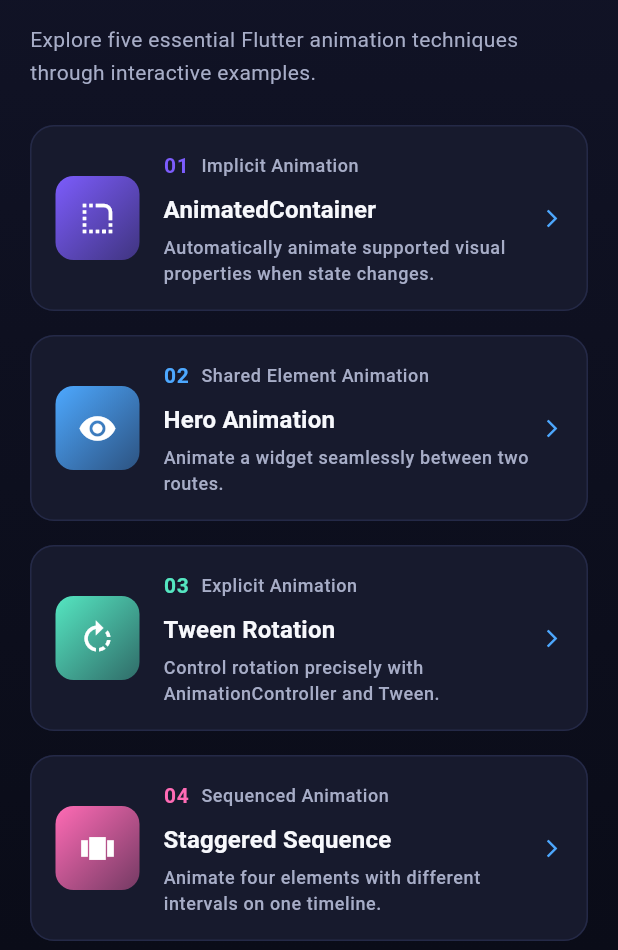
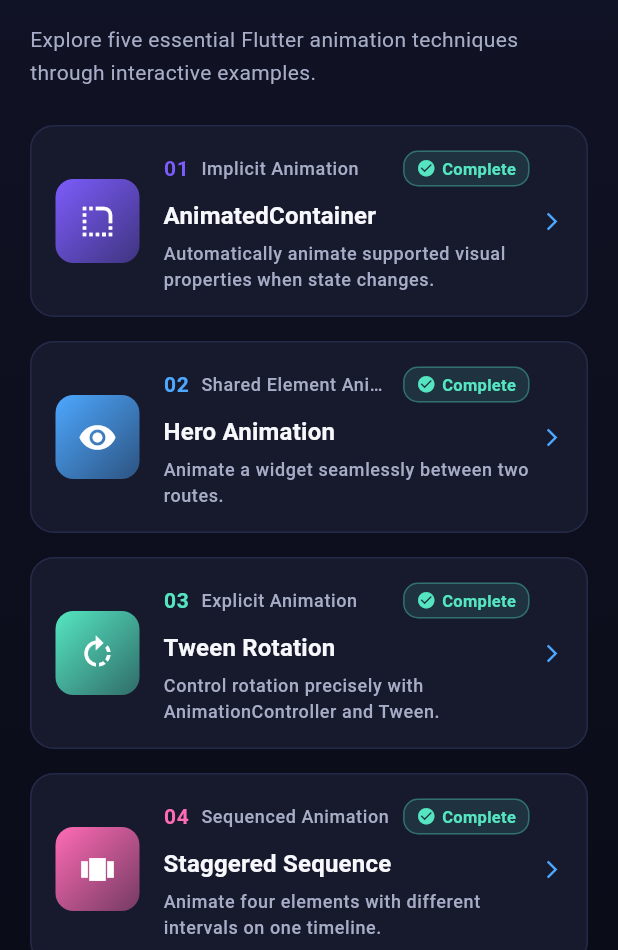
Before and after one commit to fahadkhalid22/Flutter-Animation-Showcase, a Flutter app: the screen it shows after launch, on a phone screen of 412 x 824 dp, the part 286-1236 px from its top. Run offline on Flutter 3.47's test engine with Material 3 defaults, Android fonts, the phone set to English and light mode, and no system bars.

Commit message:
feat: integrate all five animation demonstrations
Co-Authored-By: Claude Code <noreply@anthropic.com>

```diff
--- a/lib/core/widgets/animation_showcase_card.dart
+++ b/lib/core/widgets/animation_showcase_card.dart
@@ -65,6 +65,8 @@ class AnimationShowcaseCard extends StatelessWidget {
                             overflow: TextOverflow.ellipsis,
                           ),
                         ),
+                        const SizedBox(width: AppSpacing.sm),
+                        const _CompleteBadge(),
                       ],
                     ),
                     const SizedBox(height: AppSpacing.sm),
@@ -121,3 +123,40 @@ class _IconTile extends StatelessWidget {
     );
   }
 }
+
+/// Subtle pill confirming the demo is ready to explore.
+///
+/// Every showcase card is a complete, working demonstration by Phase 4, so
+/// each one carries this small checkmark status chip.
+class _CompleteBadge extends StatelessWidget {
+  const _CompleteBadge();
+
+  @override
+  Widget build(BuildContext context) {
+    final ThemeData theme = Theme.of(context);
+    return Container(
+      padding: const EdgeInsets.symmetric(horizontal: 8, vertical: 3),
+      decoration: BoxDecoration(
+        color: AppColors.accent.withValues(alpha: 0.12),
+        borderRadius: BorderRadius.circular(10),
+        border: Border.all(color: AppColors.accent.withValues(alpha: 0.35)),
+      ),
+      child: Row(
+        mainAxisSize: MainAxisSize.min,
+        children: [
+          const Icon(Icons.check_circle, size: 13, color: AppColors.accent),
+          const SizedBox(width: 4),
+          Text(
+            'Complete',
+            style: theme.textTheme.labelSmall?.copyWith(
+              color: AppColors.accent,
+              fontSize: 11,
+              fontWeight: FontWeight.w700,
+              letterSpacing: 0.2,
+            ),
+          ),
+        ],
+      ),
+    );
+  }
+}
```
